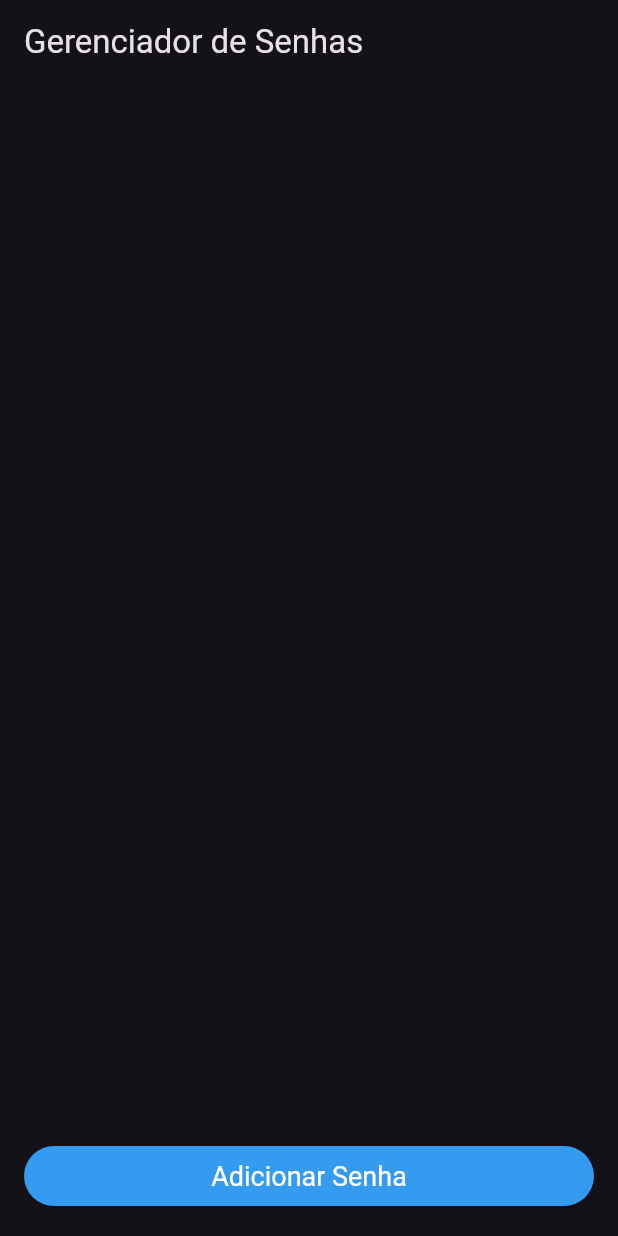
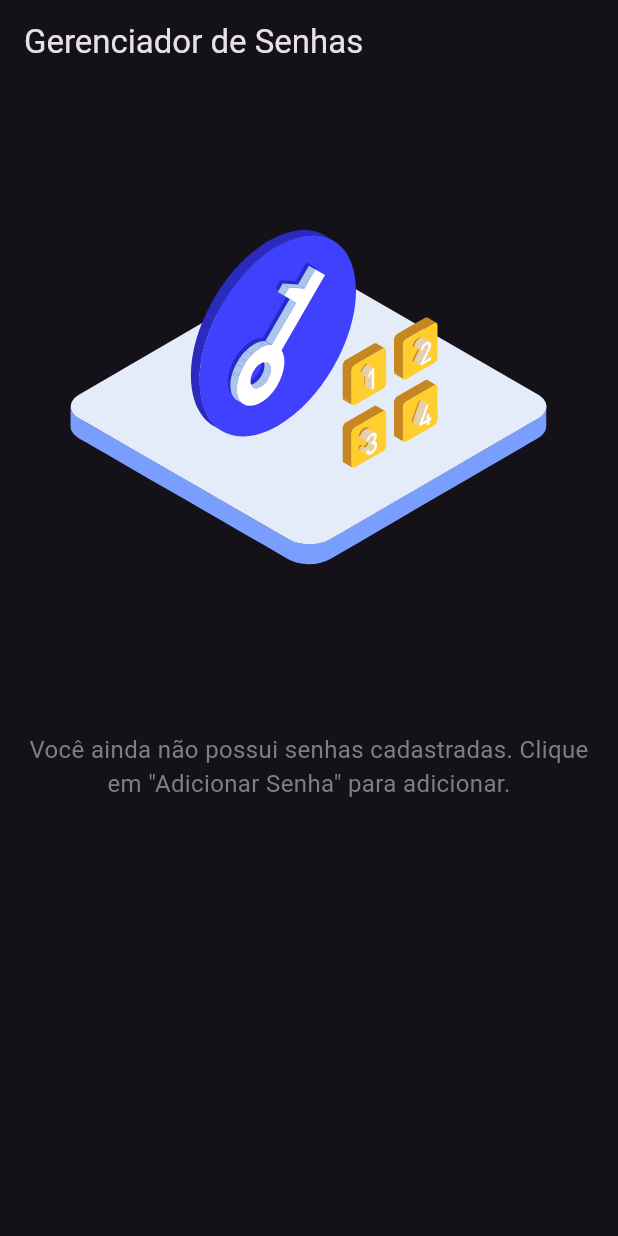
Before and after one commit to leozero3/utilitarios, a Flutter app: the PasswordManagerScreen screen opened by its route, on a phone screen of 412 x 824 dp. Run offline on Flutter 3.47's test engine with Material 3 defaults, Android fonts, the phone set to English and light mode, and no system bars; our stand-ins replace bloc, dio, equatable, flutter_bloc, flutter_dotenv, flutter_local_notifications and 7 more; missing offline and left inert: app_settings, encrypt; accounts and stored records are empty.

Commit message:
password manager v1.6

```diff
--- a/lib/core/constants/app_icons.dart
+++ b/lib/core/constants/app_icons.dart
@@ -19,4 +19,7 @@ class AppIcons {
   static const String waterCup = 'assets/water/water_cup.png';
   static const String waterCupE = 'assets/water/water_cup_empty.png';
   static const String waterCupF = 'assets/water/water_cup_full.png';
+
+  //
+  static const String padlock = 'assets/password_manager/password.svg';
 }
--- a/lib/core/ui/app_theme.dart
+++ b/lib/core/ui/app_theme.dart
@@ -7,16 +7,19 @@ class AppTheme {
     useMaterial3: true,
     hintColor: Colors.orange,
     textTheme: TextTheme(
-        bodyLarge: TextStyle(fontSize: 18.0, color: Colors.black),
+      bodyLarge: TextStyle(fontSize: 18.0, color: Colors.white),
       bodyMedium: TextStyle(fontSize: 16.0, color: Colors.white),
       headlineSmall: TextStyle(
-            fontSize: 32.0, fontWeight: FontWeight.bold, color: Colors.black),
+        fontSize: 32.0,
+        fontWeight: FontWeight.bold,
+        color: Colors.orange,
+      ),
     ),
     elevatedButtonTheme: ElevatedButtonThemeData(
       style: ElevatedButton.styleFrom(
         foregroundColor: Colors.white,
         backgroundColor:
-              const Color.fromARGB(255, 52, 155, 240), // Cor do texto no botão
+            Color.fromARGB(255, 52, 155, 240), // Cor do texto no botão
         textStyle: TextStyle(fontSize: 18.0),
       ),
     ),
@@ -29,12 +32,33 @@ class AppTheme {
       overlayColor: Colors.orange.withOpacity(0.3),
     ),
     inputDecorationTheme: InputDecorationTheme(
-        border: OutlineInputBorder(),
+      filled: true,
+      fillColor: Colors.grey[850], // Fundo do TextField
+      border: OutlineInputBorder(
+        borderRadius: BorderRadius.all(Radius.circular(10.0)),
+        borderSide: BorderSide(color: Colors.white, width: 1.0),
+      ),
+      enabledBorder: OutlineInputBorder(
+        borderRadius: BorderRadius.all(Radius.circular(10.0)),
+        borderSide: BorderSide(
+            color: const Color.fromARGB(255, 99, 96, 139), width: 1.0),
+      ),
       focusedBorder: OutlineInputBorder(
-          borderSide: BorderSide(color: Colors.blue),
+        borderRadius: BorderRadius.all(Radius.circular(10.0)),
+        borderSide: BorderSide(color: Colors.blue, width: 2.0),
       ),
-        labelStyle: TextStyle(color: Colors.blue),
+      errorBorder: OutlineInputBorder(
+        borderRadius: BorderRadius.all(Radius.circular(10.0)),
+        borderSide: BorderSide(color: Colors.red, width: 1.5),
+      ),
+      focusedErrorBorder: OutlineInputBorder(
+        borderRadius: BorderRadius.all(Radius.circular(10.0)),
+        borderSide: BorderSide(color: Colors.redAccent, width: 2.0),
+      ),
+      labelStyle: TextStyle(color: const Color.fromARGB(255, 182, 183, 184)),
       hintStyle: TextStyle(color: Colors.white),
+      contentPadding: EdgeInsets.symmetric(vertical: 12.0, horizontal: 16.0),
+      errorStyle: TextStyle(color: Colors.redAccent),
     ),
     dialogTheme: DialogTheme(
       backgroundColor: Colors.grey[900], // Cor de fundo do AlertDialog
@@ -55,8 +79,8 @@ class AppTheme {
     textButtonTheme: TextButtonThemeData(
       style: TextButton.styleFrom(
         foregroundColor: Colors.white,
-          // backgroundColor: Colors.blue, // Cor do texto no TextButton
         textStyle: TextStyle(fontSize: 15.0),
       ),
-      ));
+    ),
+  );
 }
--- a/lib/modules/password_manager/password.txt
+++ b/lib/modules/password_manager/password.txt
@@ -1,2 +1,3 @@
-* usar o .env para salvar a key
- * decriptar somente quando clicar no card da senha
+* editar senhas
+* copiar senha
+* senha para entrar no Modulo
--- a/lib/modules/password_manager/repository/password_repository.dart
+++ b/lib/modules/password_manager/repository/password_repository.dart
@@ -1,6 +1,7 @@
 abstract class PasswordRepository {
   Future<void> addPassword(String name, String description, String password);
   Future<List<Map<String, dynamic>>> getPasswords();
+  Future<String> getPasswordById(int id);
   Future<void> updatePassword(
       int id, String name, String description, String password);
   Future<void> deletePassword(int id);
--- a/lib/modules/password_manager/service/database_service.dart
+++ b/lib/modules/password_manager/service/database_service.dart
@@ -45,6 +45,12 @@ class DatabasePasswordService {
     return await db.query('passwords');
   }
 
+  Future<Map<String, dynamic>> getPasswordById(int id) async {
+    final db = await database;
+    final result = await db.query('passwords', where: 'id =?', whereArgs: [id]);
+    return result.first;
+  }
+
   Future<int> updatePassword(
       int id, String name, String description, String password) async {
     final db = await database;
--- a/lib/modules/password_manager/view/password_manager_screen.dart
+++ b/lib/modules/password_manager/view/password_manager_screen.dart
@@ -1,6 +1,8 @@
 import 'package:flutter/material.dart';
 import 'package:flutter/services.dart';
 import 'package:flutter_bloc/flutter_bloc.dart';
+import 'package:flutter_svg/flutter_svg.dart';
+import 'package:utilitarios/core/constants/app_icons.dart';
 import 'package:utilitarios/modules/password_manager/cubit/password_manager_cubit.dart';
 
 class PasswordManagerScreen extends StatelessWidget {
@@ -22,18 +24,141 @@ class PasswordManagerScreen extends StatelessWidget {
               if (state.status == PasswordManagerStatus.loading) {
                 return Center(child: CircularProgressIndicator());
               } else if (state.status == PasswordManagerStatus.loaded) {
+                if (state.passwords.isEmpty) {
+                  return empty(context);
+                }
+                return loaded(state);
+              } else if (state.status == PasswordManagerStatus.adding) {
+                return adding(context);
+              } else if (state.status == PasswordManagerStatus.error) {
+                return Center(child: Text('Erro: ${state.errorMessage}'));
+              } else {
+                return Center(
+                  child: Image.asset(
+                    'assets/password_manager/password.svg',
+                    fit: BoxFit.cover,
+                  ),
+                );
+              }
+            },
+          ),
+          if (context.watch<PasswordManagerCubit>().state.status ==
+                  PasswordManagerStatus.loaded &&
+              context.watch<PasswordManagerCubit>().state.passwords.isNotEmpty)
+            Positioned(
+              bottom: 16,
+              left: 16,
+              right: 16,
+              child: ElevatedButton(
+                onPressed: () {
+                  context.read<PasswordManagerCubit>().showAddPasswordForm();
+                },
+                child: Text('Adicionar Senha'),
+              ),
+            ),
+        ],
+      ),
+    );
+  }
+
+  Padding adding(BuildContext context) {
+    return Padding(
+      padding: const EdgeInsets.all(16.0),
+      child: Form(
+        key: _formKey,
+        child: SingleChildScrollView(
+          physics: const BouncingScrollPhysics(),
+          child: Column(
+            children: [
+              SvgPicture.asset(AppIcons.padlock,
+                  width: MediaQuery.of(context).size.width / 2),
+              TextFormField(
+                controller: _nameController,
+                maxLength: 50,
+                decoration: InputDecoration(
+                  labelText: 'Nome',
+                  border: OutlineInputBorder(),
+                ),
+                validator: (value) {
+                  if (value == null || value.isEmpty) {
+                    return 'O campo Nome é obrigatório';
+                  }
+                  return null;
+                },
+              ),
+              SizedBox(height: 16),
+              TextFormField(
+                controller: _descriptionController,
+                maxLength: 50,
+                decoration: InputDecoration(
+                  labelText: 'Descrição',
+                  border: OutlineInputBorder(),
+                ),
+                validator: (value) {
+                  if (value == null || value.isEmpty) {
+                    return 'O campo Descrição é obrigatório';
+                  }
+                  return null;
+                },
+              ),
+              SizedBox(height: 16),
+              TextFormField(
+                controller: _passwordController,
+                maxLength: 256,
+                obscureText: true,
+                decoration: InputDecoration(
+                  labelText: 'Senha',
+                  border: OutlineInputBorder(),
+                ),
+                validator: (value) {
+                  if (value == null || value.isEmpty) {
+                    return 'O campo Senha é obrigatório';
+                  }
+                  return null;
+                },
+              ),
+              SizedBox(height: 20),
+              ElevatedButton(
+                onPressed: () {
+                  if (_formKey.currentState!.validate()) {
+                    context.read<PasswordManagerCubit>().addPassword(
+                          _nameController.text,
+                          _passwordController.text,
+                          _descriptionController.text,
+                        );
+                    _nameController.clear();
+                    _passwordController.clear();
+                    _descriptionController.clear();
+                  }
+                },
+                child: Text('Salvar Senha'),
+              ),
+              SizedBox(height: 16),
+              ElevatedButton(
+                onPressed: () {
+                  context.read<PasswordManagerCubit>().loadPassword();
+                },
+                child: Text('Voltar'),
+              ),
+            ],
+          ),
+        ),
+      ),
+    );
+  }
+
+  ListView loaded(PasswordManagerState state) {
     return ListView.builder(
       itemCount: state.passwords.length + 1,
       itemBuilder: (context, index) {
         if (index == state.passwords.length) {
-                      return SizedBox(height: 70);
+          return SizedBox(height: 70); // Espaço para o botão
         }
 
         final password = state.passwords[index];
         return Card(
           elevation: 3,
-                      margin:
-                          EdgeInsets.symmetric(vertical: 10, horizontal: 16),
+          margin: EdgeInsets.symmetric(vertical: 10, horizontal: 16),
           shape: RoundedRectangleBorder(
             borderRadius: BorderRadius.circular(10),
           ),
@@ -63,135 +188,42 @@ class PasswordManagerScreen extends StatelessWidget {
         );
       },
     );
-              } else if (state.status == PasswordManagerStatus.adding) {
-                return Padding(
-                  padding: const EdgeInsets.all(16.0),
-                  child: Form(
-                    key: _formKey, // Atribui o GlobalKey ao Form
-                    child: SingleChildScrollView(
-                      physics: const BouncingScrollPhysics(),
-                      child: Column(
-                        children: [
-                          TextFormField(
-                            controller: _nameController,
-                            maxLength: 50,
-                            decoration: InputDecoration(
-                              labelText: 'Nome',
-                              border: OutlineInputBorder(),
-                            ),
-                            inputFormatters: [
-                              LengthLimitingTextInputFormatter(256),
-                            ],
-                            validator: (value) {
-                              if (value == null || value.isEmpty) {
-                                return 'O campo Nome é obrigatório';
   }
-                              return null;
-                            },
-                          ),
-                          SizedBox(height: 16),
-                          TextFormField(
-                            controller: _descriptionController,
-                            maxLength: 50,
-                            decoration: InputDecoration(
-                              labelText: 'Descrição',
-                              border: OutlineInputBorder(),
-                            ),
-                            inputFormatters: [
-                              LengthLimitingTextInputFormatter(256),
-                            ],
-                            validator: (value) {
-                              if (value == null || value.isEmpty) {
-                                return 'O campo Descrição é obrigatório';
-                              }
-                              return null;
-                            },
-                          ),
-                          SizedBox(height: 16),
-                          TextFormField(
-                            controller: _passwordController,
-                            maxLength: 256,
-                            obscureText: true,
-                            decoration: InputDecoration(
-                              labelText: 'Senha',
-                              border: OutlineInputBorder(),
-                            ),
-                            inputFormatters: [
-                              LengthLimitingTextInputFormatter(256),
-                            ],
-                            validator: (value) {
-                              if (value == null || value.isEmpty) {
-                                return 'O campo Senha é obrigatório';
-                              }
-                              return null;
-                            },
-                          ),
-                          SizedBox(height: 20),
-                          ElevatedButton(
-                            onPressed: () {
-                              if (_formKey.currentState!.validate()) {
-                                final name = _nameController.text;
-                                final description = _descriptionController.text;
-                                final password = _passwordController.text;
 
-                                if (name.isNotEmpty &&
-                                    description.isNotEmpty &&
-                                    password.isNotEmpty) {
-                                  context
-                                      .read<PasswordManagerCubit>()
-                                      .addPassword(
-                                        name,
-                                        password,
-                                        description,
-                                      );
-
-                                  _nameController.clear();
-                                  _passwordController.clear();
-                                  _descriptionController.clear();
-                                }
-                              }
-                            },
-                            child: Text('Salvar Senha'),
-                          ),
-                          SizedBox(height: 16),
-                          ElevatedButton(
-                              child: Text('Voltar'),
-                              onPressed: () {
-                                context
-                                    .read<PasswordManagerCubit>()
-                                    .loadPassword();
-                              }),
-                        ],
-                      ),
-                    ),
-                  ),
-                );
-              } else if (state.status == PasswordManagerStatus.error) {
-                return Center(child: Text('Erro: ${state.errorMessage}'));
-              } else {
-                return Center(child: Text('Nenhuma senha encontrada.'));
-              }
-            },
-          ),
-          if (context.watch<PasswordManagerCubit>().state.status ==
-              PasswordManagerStatus.loaded)
-            Positioned(
-              bottom: 16,
-              left: 16,
-              right: 16,
-              child: ElevatedButton(
-                onPressed: () {
+  SingleChildScrollView empty(BuildContext context) {
+    return SingleChildScrollView(
+      child: GestureDetector(
+        onTap: () {
           context.read<PasswordManagerCubit>().showAddPasswordForm();
         },
-                child: Text('Adicionar Senha'),
+        child: Column(
+          mainAxisAlignment: MainAxisAlignment.center,
+          crossAxisAlignment: CrossAxisAlignment.center,
+          children: [
+            SvgPicture.asset(AppIcons.padlock,
+                width: MediaQuery.of(context).size.width), // Imagem compacta
+            SizedBox(height: 20),
+            Padding(
+              padding: const EdgeInsets.symmetric(horizontal: 16),
+              child: Text(
+                'Você ainda não possui senhas cadastradas. Clique em "Adicionar Senha" para adicionar.',
+                style: TextStyle(
+                    fontSize: 16,
+                    color: const Color.fromARGB(255, 128, 126, 126)),
+                textAlign: TextAlign.center,
               ),
             ),
           ],
         ),
+      ),
     );
   }
 
-  Future<dynamic> dialog(BuildContext context, Map<String, dynamic> password) {
+  Future<dynamic> dialog(
+      BuildContext context, Map<String, dynamic> password) async {
+    final decryptedPassword = await context
+        .read<PasswordManagerCubit>()
+        .getDecryptedPassword(password['id']);
     return showDialog(
       context: context,
       builder: (_) {
@@ -199,11 +231,27 @@ class PasswordManagerScreen extends StatelessWidget {
           title: Text(password['name']),
           content: Column(
             mainAxisSize: MainAxisSize.min,
-            crossAxisAlignment: CrossAxisAlignment.center,
+            crossAxisAlignment: CrossAxisAlignment.start,
             children: [
-              Text('Descrição: ${password['description']}'),
+              Divider(),
+              Text(
+                'Descrição: ${password['description']}',
+                style: TextStyle(fontSize: 17),
+              ),
               SizedBox(height: 10),
-              Text('Senha: ${password['password']}'),
+              Divider(),
+              Text(
+                'Senha:',
+                style: TextStyle(fontSize: 17),
+              ),
+              SizedBox(height: 5),
+              Text(
+                decryptedPassword,
+                style: TextStyle(
+                    fontSize: 18,
+                    fontWeight: FontWeight.w700,
+                    color: Colors.blue),
+              ),
             ],
           ),
           actions: [
--- a/pubspec.yaml
+++ b/pubspec.yaml
@@ -51,6 +51,7 @@ dependencies:
 
   encrypt: ^5.0.3
   flutter_dotenv: ^5.2.1
+  flutter_svg: ^2.0.10
 
 
 
@@ -99,6 +100,9 @@ flutter:
 #
     - assets/xml/moedas_comb.xml
     - assets/xml/moedas.xml
+    #
+    - assets/password_manager/password.gif
+    - assets/password_manager/password.svg
   #   - images/a_dot_ham.jpeg
     - .env
 
```
Also changed, not shown: lib/modules/password_manager/cubit/password_manager_cubit.dart (+11 -0 lines), lib/modules/password_manager/repository/impl_password_repository.dart (+11 -3 lines), assets/password_manager/password.gif (added), assets/password_manager/password.svg (added), pubspec.lock. Lines whose indentation alone changed are shown as unchanged.
